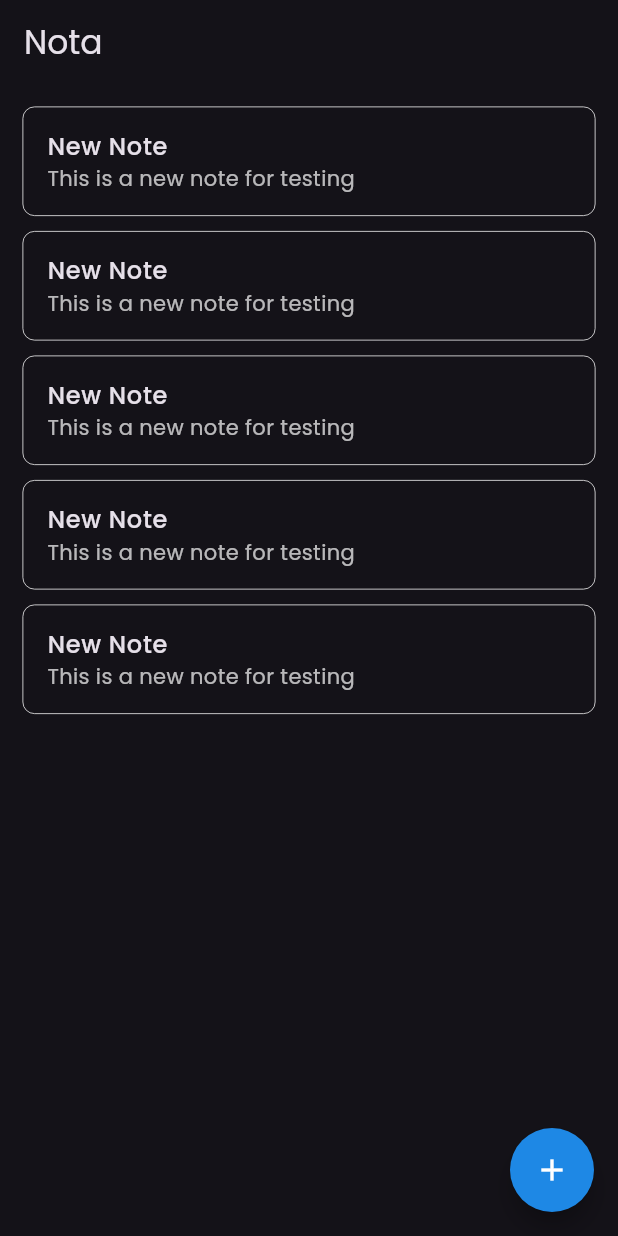
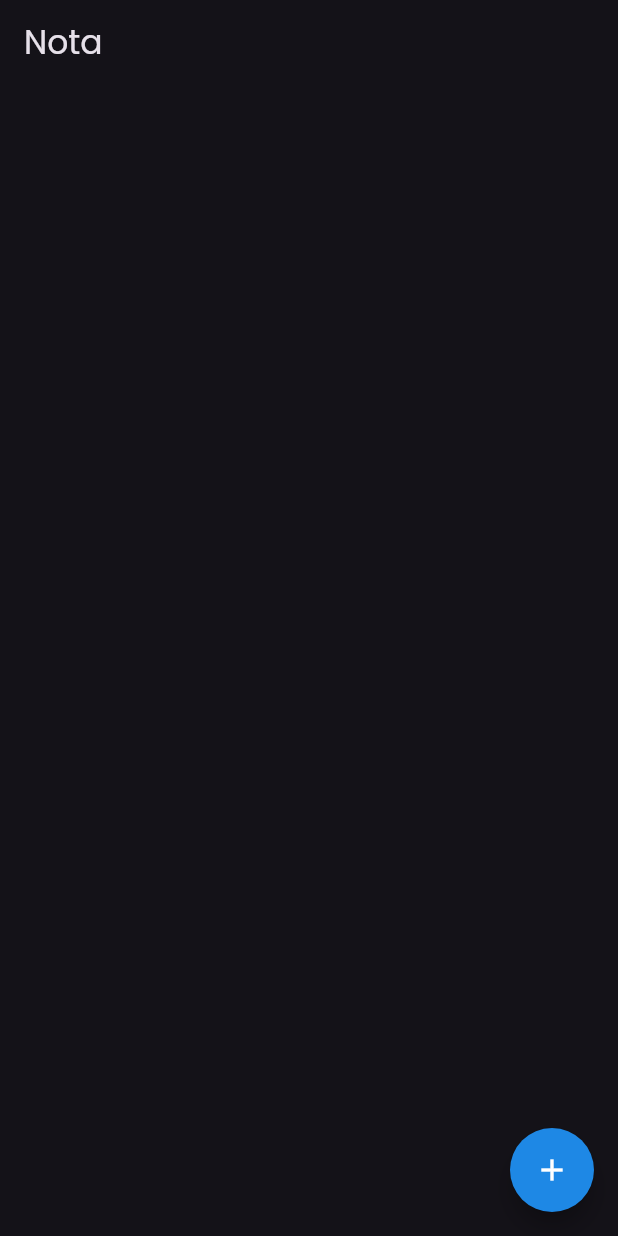
Before and after one commit to paula-a-pham/nota-app, a Flutter app: the screen it shows after launch, on a phone screen of 412 x 824 dp. Run offline on Flutter 3.47's test engine with Material 3 defaults, Android fonts, the phone set to English and light mode, and no system bars; our stand-ins replace bloc, flutter_bloc, hive, hive_flutter; accounts and stored records are empty.

Commit message:
make custom list listen to notes list in notes cubit

```diff
--- a/lib/views/notes_view.dart
+++ b/lib/views/notes_view.dart
@@ -1,4 +1,6 @@
 import 'package:flutter/material.dart';
+import 'package:flutter_bloc/flutter_bloc.dart';
+import 'package:nota/cubits/notes_cubit/notes_cubit.dart';
 import 'package:nota/widgets/custom_floating_action_button.dart';
 import 'package:nota/widgets/custom_list_view.dart';
 
@@ -11,9 +13,13 @@ class NotesView extends StatelessWidget {
       appBar: AppBar(
         title: const Text('Nota'),
       ),
-      body: const Padding(
-        padding: EdgeInsets.all(15.0),
-        child: CustomListView(),
+      body: Padding(
+        padding: const EdgeInsets.all(15.0),
+        child: BlocBuilder<NotesCubit, NotesState>(
+          builder: (context, state) {
+            return const CustomListView();
+          },
+        ),
       ),
       floatingActionButton: const CustomFloatingActionButton(),
     );
--- a/lib/widgets/custom_list_view.dart
+++ b/lib/widgets/custom_list_view.dart
@@ -1,4 +1,5 @@
 import 'package:flutter/material.dart';
+import 'package:nota/cubits/notes_cubit/notes_cubit.dart';
 import 'package:nota/widgets/note_item.dart';
 
 class CustomListView extends StatelessWidget {
@@ -16,6 +17,6 @@ class CustomListView extends StatelessWidget {
         separatorBuilder: (context, index) => const SizedBox(
               height: 10.0,
             ),
-        itemCount: 5);
+        itemCount: NotesCubit.getNotesCubit(context).notesList.length);
   }
 }
```
